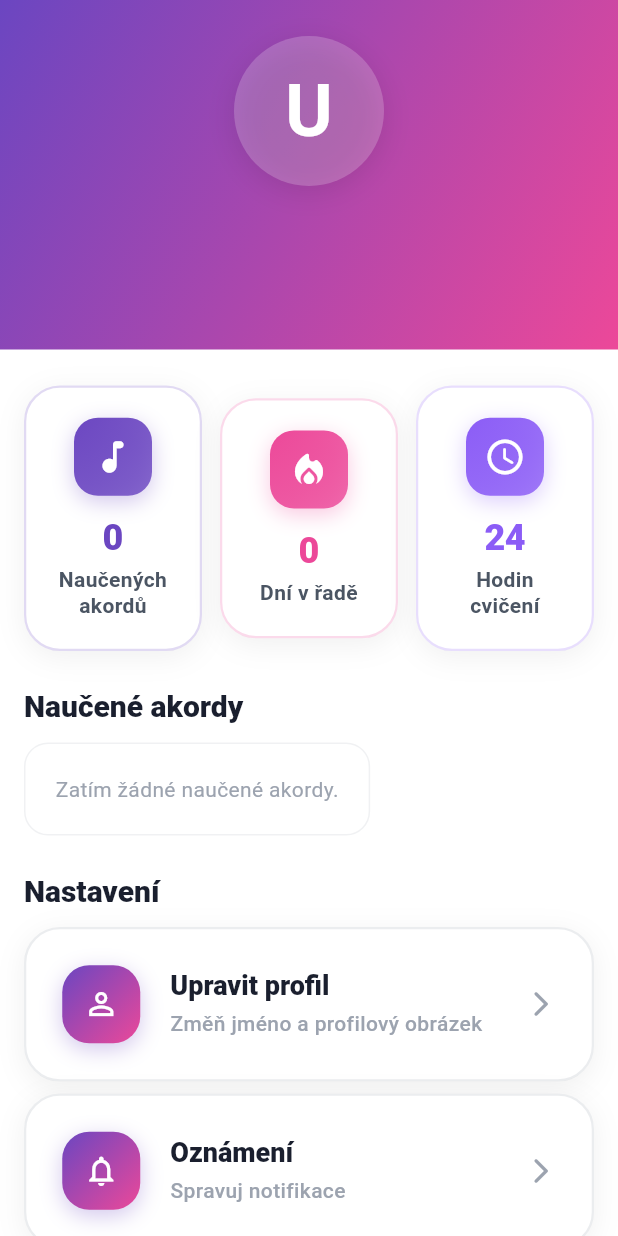
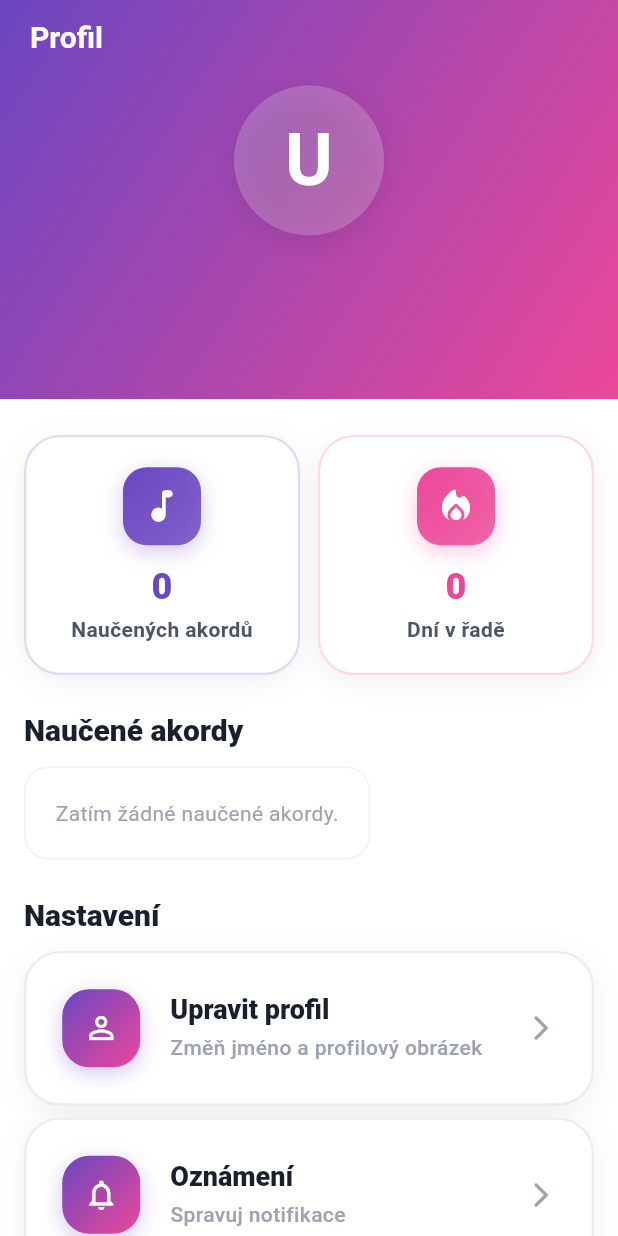
Before and after one commit to JakubHalama/Fretfly-Maturitni_projekt, a Flutter app: the ProfilePage widget shown alone on an empty page, opened directly, on a phone screen of 412 x 824 dp. Run offline on Flutter 3.47's test engine with Material 3 defaults, Android fonts, the phone set to English and light mode, and no system bars; our stand-ins replace cloud_firestore, firebase_auth, firebase_core, image_picker, just_audio, permission_handler and 2 more; missing offline and left inert: record; accounts and stored records are empty; Roboto replaces fonts that are missing (SF Pro Display).

Commit message:
Fix: Lokální ukládání profilových obrázků, oprava Firestore pravidel a chyb

```diff
--- a/lib/home_page.dart
+++ b/lib/home_page.dart
@@ -599,7 +599,7 @@ class _HomePageState extends State<HomePage> {
   @override
   Widget build(BuildContext context) {
     return Scaffold(
-      appBar: _tabIndex == 2 ? null : AppBar(
+      appBar: (_tabIndex == 2 || _tabIndex == 4) ? null : AppBar(
         title: Text(_titleForIndex(_tabIndex)),
         elevation: 0,
       ),
--- a/lib/pages/profile_page.dart
+++ b/lib/pages/profile_page.dart
@@ -1,3 +1,4 @@
+import 'dart:io';
 import 'package:flutter/material.dart';
 import 'package:firebase_auth/firebase_auth.dart';
 import 'package:cloud_firestore/cloud_firestore.dart';
@@ -23,6 +24,7 @@ class _ProfilePageState extends State<ProfilePage> {
   final User? _user = FirebaseAuth.instance.currentUser;
   String _displayName = '';
   String _email = '';
+  String? _photoPath;
   bool _isLoading = true;
   final CollectionReference<Map<String, dynamic>> _learnedRef =
       FirebaseFirestore.instance
@@ -54,6 +56,7 @@ class _ProfilePageState extends State<ProfilePage> {
         setState(() {
           _displayName = data?['name'] ?? user.displayName ?? 'Uživatel';
           _email = user.email ?? '';
+          _photoPath = data?['photoPath']; // Lokální cesta k obrázku
           _isLoading = false;
         });
       } else {
@@ -184,10 +187,9 @@ class _ProfilePageState extends State<ProfilePage> {
       return const Center(child: CircularProgressIndicator());
     }
 
-    return SingleChildScrollView(
-      child: Column(
+    return Column(
       children: [
-          // Header with brand gradient
+        // Header with brand gradient - full width from top including AppBar area
         Container(
           width: double.infinity,
           decoration: const BoxDecoration(
@@ -199,8 +201,26 @@ class _ProfilePageState extends State<ProfilePage> {
           ),
           child: SafeArea(
             bottom: false,
-              child: Padding(
-                padding: const EdgeInsets.fromLTRB(24, 24, 24, 40),
+            child: Column(
+              children: [
+                // Custom AppBar with white text
+                Padding(
+                  padding: const EdgeInsets.symmetric(horizontal: 20, vertical: 12),
+                  child: Row(
+                    children: [
+                      Text(
+                        'Profil',
+                        style: Theme.of(context).textTheme.titleLarge?.copyWith(
+                          color: Colors.white,
+                          fontWeight: FontWeight.w700,
+                        ),
+                      ),
+                    ],
+                  ),
+                ),
+                // Profile content
+                Padding(
+                  padding: const EdgeInsets.fromLTRB(24, 8, 24, 40),
                   child: Column(
                     children: [
                       // Avatar
@@ -209,7 +229,7 @@ class _ProfilePageState extends State<ProfilePage> {
                         height: 100,
                         decoration: BoxDecoration(
                           shape: BoxShape.circle,
-                        color: Theme.of(context).colorScheme.onPrimary.withOpacity(0.2),
+                          color: Colors.white.withOpacity(0.2),
                           boxShadow: [
                             BoxShadow(
                               color: Colors.black.withOpacity(0.1),
@@ -218,15 +238,24 @@ class _ProfilePageState extends State<ProfilePage> {
                             ),
                           ],
                         ),
-                      child: Center(
-                        child: Text(
-                          _displayName.isNotEmpty ? _displayName[0].toUpperCase() : 'U',
-                          style: TextStyle(
-                            fontSize: 48,
-                            fontWeight: FontWeight.bold,
-                            color: Theme.of(context).colorScheme.onPrimary,
-                          ),
-                        ),
+                        child: ClipOval(
+                          child: _photoPath != null
+                              ? FutureBuilder<bool>(
+                                  future: File(_photoPath!).exists(),
+                                  builder: (context, snapshot) {
+                                    if (snapshot.hasData && snapshot.data == true) {
+                                      return Image.file(
+                                        File(_photoPath!),
+                                        fit: BoxFit.cover,
+                                        errorBuilder: (context, error, stackTrace) {
+                                          return _buildDefaultAvatar();
+                                        },
+                                      );
+                                    }
+                                    return _buildDefaultAvatar();
+                                  },
+                                )
+                              : _buildDefaultAvatar(),
                         ),
                       ),
                       const SizedBox(height: 16),
@@ -234,7 +263,7 @@ class _ProfilePageState extends State<ProfilePage> {
                       Text(
                         _displayName,
                         style: Theme.of(context).textTheme.headlineSmall?.copyWith(
-                        color: Theme.of(context).colorScheme.onPrimary,
+                          color: Colors.white,
                           fontWeight: FontWeight.bold,
                         ),
                       ),
@@ -243,14 +272,21 @@ class _ProfilePageState extends State<ProfilePage> {
                       Text(
                         _email,
                         style: Theme.of(context).textTheme.bodyMedium?.copyWith(
-                        color: Theme.of(context).colorScheme.onPrimary.withOpacity(0.9),
+                          color: Colors.white.withOpacity(0.9),
+                        ),
+                      ),
+                    ],
                   ),
                 ),
               ],
             ),
           ),
         ),
-          ),
+        // Scrollable content below gradient
+        Expanded(
+          child: SingleChildScrollView(
+            child: Column(
+              children: [
 
           const SizedBox(height: 24),
 
@@ -286,15 +322,6 @@ class _ProfilePageState extends State<ProfilePage> {
                         color: AppTheme.secondary,
                       );
                     },
-                  ),
-                ),
-                const SizedBox(width: 12),
-                Expanded(
-                  child: _buildStatCard(
-                    icon: Icons.schedule_rounded,
-                    label: 'Hodin cvičení',
-                    value: '24',
-                    color: AppTheme.tertiaryBrand,
                   ),
                 ),
               ],
@@ -575,6 +602,9 @@ class _ProfilePageState extends State<ProfilePage> {
                 const SizedBox(height: 24), // Bottom padding
               ],
             ),
+          ),
+        ),
+      ],
     );
   }
 
@@ -744,4 +774,17 @@ class _ProfilePageState extends State<ProfilePage> {
       ),
     );
   }
+
+  Widget _buildDefaultAvatar() {
+    return Center(
+      child: Text(
+        _displayName.isNotEmpty ? _displayName[0].toUpperCase() : 'U',
+        style: const TextStyle(
+          fontSize: 48,
+          fontWeight: FontWeight.bold,
+          color: Colors.white,
+        ),
+      ),
+    );
   }
+}
```
Also changed, not shown: lib/pages/edit_profile_page.dart (+70 -60 lines), lib/services/chords_service.dart (+11 -1 lines), firebase.json, 2 other files. Lines whose indentation alone changed are shown as unchanged.
